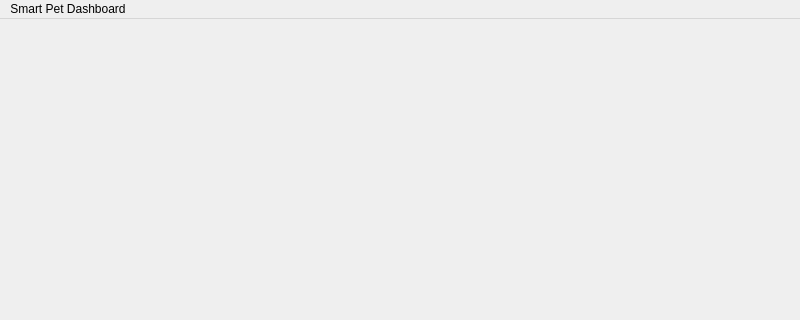
First picture: the form in mainwindow.ui, repository iviej1998/Smart-Pet-Dashboard, before the edit; both pictures show x 0 to 800 and y 0 to 320 of the 800 by 600 pixel window.
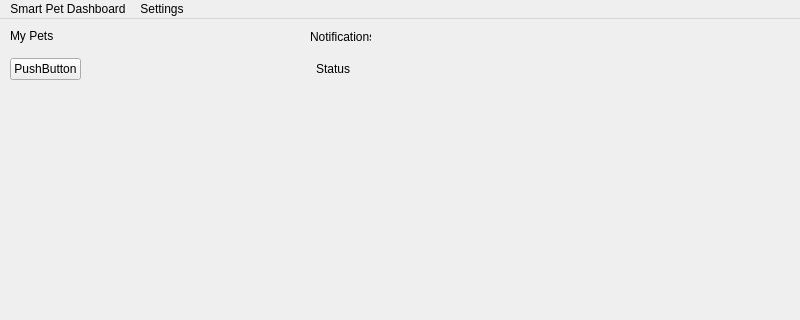
Second picture: the form after the edit.

```diff
--- a/mainwindow.ui
+++ b/mainwindow.ui
@@ -13,7 +13,60 @@
   <property name="windowTitle">
    <string>MainWindow</string>
   </property>
-  <widget class="QWidget" name="centralwidget"/>
+  <widget class="QWidget" name="centralwidget">
+   <widget class="QLabel" name="lblStatus">
+    <property name="geometry">
+     <rect>
+      <x>316</x>
+      <y>40</y>
+      <width>41</width>
+      <height>20</height>
+     </rect>
+    </property>
+    <property name="text">
+     <string>Status</string>
+    </property>
+   </widget>
+   <widget class="QLabel" name="label_3">
+    <property name="geometry">
+     <rect>
+      <x>310</x>
+      <y>10</y>
+      <width>61</width>
+      <height>16</height>
+     </rect>
+    </property>
+    <property name="text">
+     <string>Notifications</string>
+    </property>
+   </widget>
+   <widget class="QWidget" name="verticalLayoutWidget">
+    <property name="geometry">
+     <rect>
+      <x>10</x>
+      <y>0</y>
+      <width>71</width>
+      <height>61</height>
+     </rect>
+    </property>
+    <layout class="QVBoxLayout" name="verticalLayout">
+     <item>
+      <widget class="QLabel" name="lblMyPets">
+       <property name="text">
+        <string>My Pets</string>
+       </property>
+      </widget>
+     </item>
+     <item>
+      <widget class="QPushButton" name="btnPetName">
+       <property name="text">
+        <string>PushButton</string>
+       </property>
+      </widget>
+     </item>
+    </layout>
+   </widget>
+  </widget>
   <widget class="QMenuBar" name="menubar">
    <property name="geometry">
     <rect>
@@ -29,7 +82,13 @@
     </property>
     <addaction name="separator"/>
    </widget>
+   <widget class="QMenu" name="menuSettings">
+    <property name="title">
+     <string>Settings</string>
+    </property>
+   </widget>
    <addaction name="menuSmart_Pet_Dashboard"/>
+   <addaction name="menuSettings"/>
   </widget>
   <widget class="QStatusBar" name="statusbar"/>
  </widget>
```
